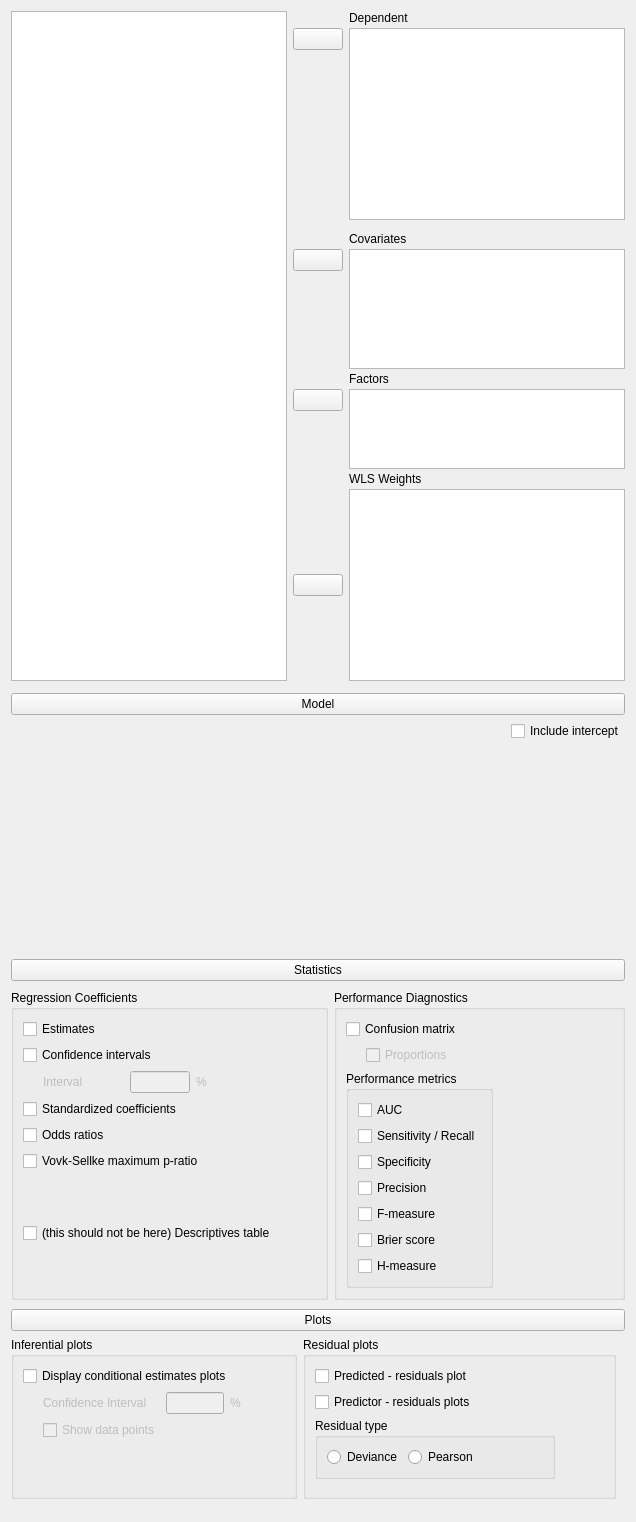
Above: JASP-Desktop/analysisforms/regressionlogisticform.ui from jasp-stats/jasp-desktop before the change. Below: the same form after it.
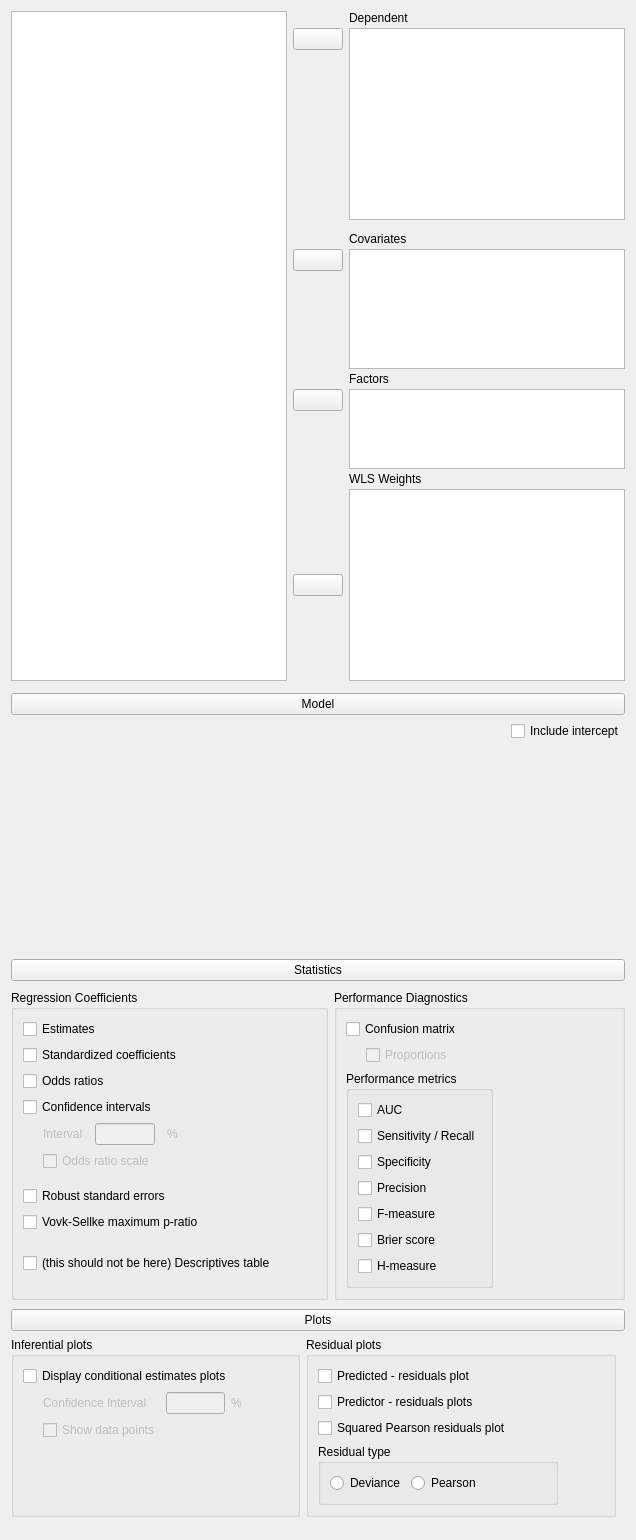
That is the form after the change. Custom widgets are drawn as their Qt base class.

Commit message:
LogReg Robust SE and squared pearson plot
Also some other minor improvements based on feedback

What changed in the file:
```diff
--- a/JASP-Desktop/analysisforms/regressionlogisticform.ui
+++ b/JASP-Desktop/analysisforms/regressionlogisticform.ui
@@ -500,14 +500,14 @@
             <string>Regression Coefficients</string>
            </property>
            <layout class="QGridLayout" name="gridLayout_5">
-            <item row="0" column="0">
+            <item row="0" column="1">
              <widget class="BoundCheckBox" name="coeffEstimates">
               <property name="text">
                <string>Estimates</string>
               </property>
              </widget>
             </item>
-            <item row="0" column="1">
+            <item row="0" column="2">
              <spacer name="horizontalSpacer_3">
               <property name="orientation">
                <enum>Qt::Horizontal</enum>
@@ -520,86 +520,21 @@
               </property>
              </spacer>
             </item>
-            <item row="1" column="0">
-             <widget class="BoundCheckBox" name="coeffCI">
-              <property name="text">
-               <string>Confidence intervals</string>
-              </property>
-             </widget>
-            </item>
-            <item row="2" column="0">
-             <widget class="QWidget" name="panelConfidenceInterval" native="true">
-              <property name="enabled">
-               <bool>false</bool>
-              </property>
-              <layout class="QGridLayout" name="gridLayout_18">
-               <property name="leftMargin">
-                <number>20</number>
-               </property>
-               <property name="topMargin">
-                <number>0</number>
-               </property>
-               <property name="rightMargin">
-                <number>0</number>
-               </property>
-               <property name="bottomMargin">
-                <number>0</number>
-               </property>
-               <item row="0" column="0">
-                <widget class="QLabel" name="label">
-                 <property name="text">
-                  <string>Interval</string>
-                 </property>
-                </widget>
-               </item>
-               <item row="0" column="1">
-                <widget class="BoundTextBox" name="coeffCIInterval">
-                 <property name="maximumSize">
-                  <size>
-                   <width>60</width>
-                   <height>16777215</height>
-                  </size>
-                 </property>
-                </widget>
-               </item>
-               <item row="0" column="2">
-                <widget class="QLabel" name="label_2">
-                 <property name="text">
-                  <string>%</string>
-                 </property>
-                </widget>
-               </item>
-              </layout>
-             </widget>
-            </item>
-            <item row="3" column="0">
+            <item row="1" column="1">
              <widget class="BoundCheckBox" name="stdCoeff">
               <property name="text">
                <string>Standardized coefficients</string>
               </property>
              </widget>
             </item>
-            <item row="4" column="0">
-             <widget class="BoundCheckBox" name="oddsRatios">
+            <item row="3" column="1">
+             <widget class="BoundCheckBox" name="coeffCI">
               <property name="text">
-               <string>Odds ratios</string>
+               <string>Confidence intervals</string>
               </property>
              </widget>
             </item>
-            <item row="5" column="0">
-             <widget class="BoundCheckBox" name="VovkSellkeMPR">
-              <property name="sizePolicy">
-               <sizepolicy hsizetype="Fixed" vsizetype="Fixed">
-                <horstretch>0</horstretch>
-                <verstretch>0</verstretch>
-               </sizepolicy>
-              </property>
-              <property name="text">
-               <string>Vovk-Sellke maximum p-ratio</string>
-              </property>
-             </widget>
-            </item>
-            <item row="6" column="0">
+            <item row="10" column="1">
              <spacer name="verticalSpacer_4">
               <property name="orientation">
                <enum>Qt::Vertical</enum>
@@ -612,7 +547,7 @@
               </property>
              </spacer>
             </item>
-            <item row="7" column="0">
+            <item row="11" column="1">
              <widget class="BoundCheckBox" name="descriptivesTableOpt">
               <property name="sizePolicy">
                <sizepolicy hsizetype="Fixed" vsizetype="Fixed">
@@ -625,7 +560,7 @@
               </property>
              </widget>
             </item>
-            <item row="8" column="0">
+            <item row="12" column="1">
              <spacer name="verticalSpacer_9">
               <property name="orientation">
                <enum>Qt::Vertical</enum>
@@ -638,6 +573,98 @@
               </property>
              </spacer>
             </item>
+            <item row="2" column="1">
+             <widget class="BoundCheckBox" name="oddsRatios">
+              <property name="text">
+               <string>Odds ratios</string>
+              </property>
+             </widget>
+            </item>
+            <item row="6" column="1">
+             <widget class="BoundCheckBox" name="VovkSellkeMPR">
+              <property name="sizePolicy">
+               <sizepolicy hsizetype="Fixed" vsizetype="Fixed">
+                <horstretch>0</horstretch>
+                <verstretch>0</verstretch>
+               </sizepolicy>
+              </property>
+              <property name="text">
+               <string>Vovk-Sellke maximum p-ratio</string>
+              </property>
+             </widget>
+            </item>
+            <item row="4" column="1">
+             <widget class="QWidget" name="panelConfidenceInterval" native="true">
+              <property name="enabled">
+               <bool>false</bool>
+              </property>
+              <layout class="QGridLayout" name="gridLayout_12">
+               <property name="leftMargin">
+                <number>20</number>
+               </property>
+               <property name="topMargin">
+                <number>0</number>
+               </property>
+               <item row="0" column="1">
+                <widget class="QLabel" name="label">
+                 <property name="text">
+                  <string>Interval</string>
+                 </property>
+                </widget>
+               </item>
+               <item row="0" column="5">
+                <widget class="QLabel" name="label_2">
+                 <property name="text">
+                  <string>%</string>
+                 </property>
+                </widget>
+               </item>
+               <item row="0" column="3">
+                <widget class="BoundTextBox" name="coeffCIInterval">
+                 <property name="maximumSize">
+                  <size>
+                   <width>60</width>
+                   <height>16777215</height>
+                  </size>
+                 </property>
+                </widget>
+               </item>
+               <item row="1" column="1" colspan="5">
+                <widget class="BoundCheckBox" name="coeffCIOR">
+                 <property name="text">
+                  <string>Odds ratio scale</string>
+                 </property>
+                </widget>
+               </item>
+               <item row="0" column="6">
+                <spacer name="horizontalSpacer_7">
+                 <property name="orientation">
+                  <enum>Qt::Horizontal</enum>
+                 </property>
+                 <property name="sizeHint" stdset="0">
+                  <size>
+                   <width>40</width>
+                   <height>20</height>
+                  </size>
+                 </property>
+                </spacer>
+               </item>
+              </layout>
+             </widget>
+            </item>
+            <item row="5" column="1">
+             <widget class="BoundCheckBox" name="robustSEOpt">
+              <property name="sizePolicy">
+               <sizepolicy hsizetype="Fixed" vsizetype="Fixed">
+                <horstretch>0</horstretch>
+                <verstretch>0</verstretch>
+               </sizepolicy>
+              </property>
+              <property name="text">
+               <string>Robust standard errors</string>
+              </property>
+             </widget>
+            </item>
            </layout>
           </widget>
          </item>
@@ -824,60 +851,7 @@
             <string>Residual plots</string>
            </property>
            <layout class="QGridLayout" name="gridLayout_14">
-            <item row="5" column="1" colspan="2">
-             <spacer name="verticalSpacer_7">
-              <property name="orientation">
-               <enum>Qt::Vertical</enum>
-              </property>
-              <property name="sizeHint" stdset="0">
-               <size>
-                <width>20</width>
-                <height>40</height>
-               </size>
-              </property>
-             </spacer>
-            </item>
-            <item row="1" column="1">
-             <widget class="BoundCheckBox" name="predictedPlotOpt">
-              <property name="text">
-               <string>Predicted - residuals plot</string>
-              </property>
-             </widget>
-            </item>
-            <item row="3" column="2">
-             <widget class="QLabel" name="label_11">
-              <property name="maximumSize">
-               <size>
-                <width>15</width>
-                <height>16777215</height>
-               </size>
-              </property>
-              <property name="text">
-               <string/>
-              </property>
-             </widget>
-            </item>
-            <item row="2" column="1" rowspan="2">
-             <widget class="BoundCheckBox" name="predictorPlotsOpt">
-              <property name="text">
-               <string>Predictor - residuals plots</string>
-              </property>
-             </widget>
-            </item>
-            <item row="1" column="3">
-             <spacer name="horizontalSpacer_5">
-              <property name="orientation">
-               <enum>Qt::Horizontal</enum>
-              </property>
-              <property name="sizeHint" stdset="0">
-               <size>
-                <width>40</width>
-                <height>20</height>
-               </size>
-              </property>
-             </spacer>
-            </item>
-            <item row="4" column="1">
+            <item row="4" column="0" colspan="2">
              <widget class="BoundGroupBox" name="residualType">
               <property name="sizePolicy">
                <sizepolicy hsizetype="Preferred" vsizetype="Preferred">
@@ -937,7 +911,60 @@
               </layout>
              </widget>
             </item>
-            <item row="6" column="1">
+            <item row="0" column="0" colspan="2">
+             <widget class="BoundCheckBox" name="predictedPlotOpt">
+              <property name="text">
+               <string>Predicted - residuals plot</string>
+              </property>
+             </widget>
+            </item>
+            <item row="0" column="2">
+             <spacer name="horizontalSpacer_5">
+              <property name="orientation">
+               <enum>Qt::Horizontal</enum>
+              </property>
+              <property name="sizeHint" stdset="0">
+               <size>
+                <width>40</width>
+                <height>20</height>
+               </size>
+              </property>
+             </spacer>
+            </item>
+            <item row="1" column="0" rowspan="2" colspan="2">
+             <widget class="BoundCheckBox" name="predictorPlotsOpt">
+              <property name="text">
+               <string>Predictor - residuals plots</string>
+              </property>
+             </widget>
+            </item>
+            <item row="1" column="2" rowspan="2">
+             <widget class="QLabel" name="label_11">
+              <property name="maximumSize">
+               <size>
+                <width>15</width>
+                <height>16777215</height>
+               </size>
+              </property>
+              <property name="text">
+               <string/>
+              </property>
+             </widget>
+            </item>
+            <item row="5" column="0" colspan="2">
+             <spacer name="verticalSpacer_7">
+              <property name="orientation">
+               <enum>Qt::Vertical</enum>
+              </property>
+              <property name="sizeHint" stdset="0">
+               <size>
+                <width>20</width>
+                <height>40</height>
+               </size>
+              </property>
+             </spacer>
+            </item>
+            <item row="6" column="0" colspan="2">
              <spacer name="verticalSpacer_8">
               <property name="orientation">
                <enum>Qt::Vertical</enum>
@@ -950,6 +977,13 @@
               </property>
              </spacer>
             </item>
+            <item row="3" column="0">
+             <widget class="BoundCheckBox" name="squaredPearsonPlotOpt">
+              <property name="text">
+               <string>Squared Pearson residuals plot</string>
+              </property>
+             </widget>
+            </item>
            </layout>
           </widget>
          </item>
```
Left out of the diff: 1 changed line with no effect on the pictures. The commit also changes 3 other files.
